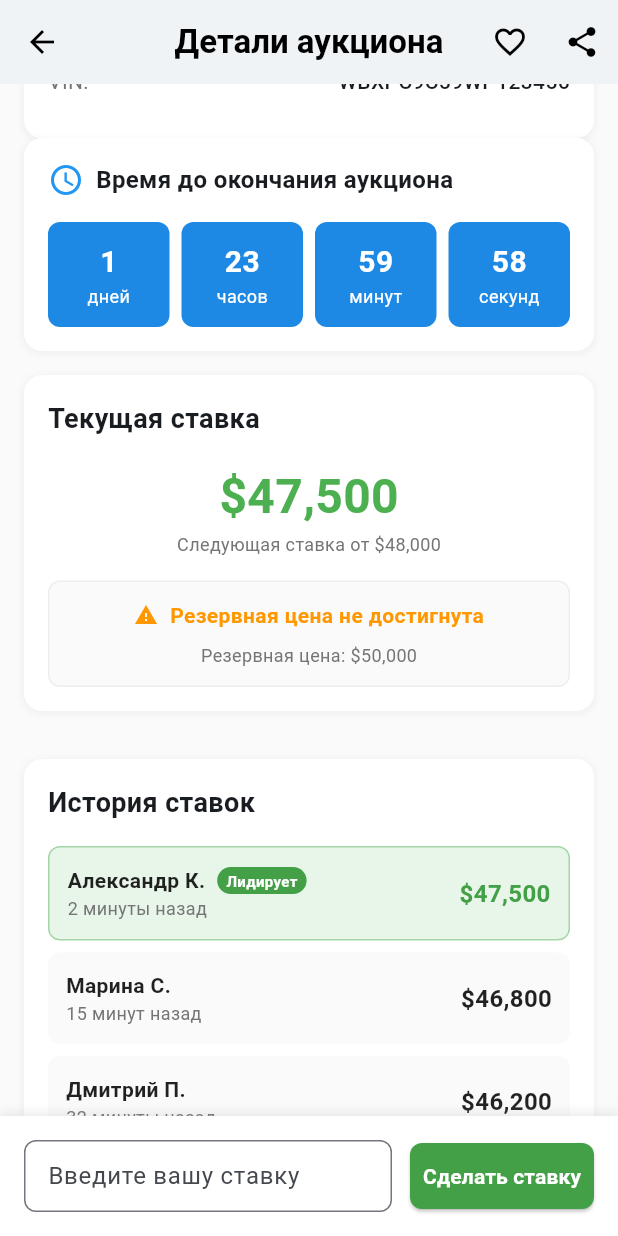
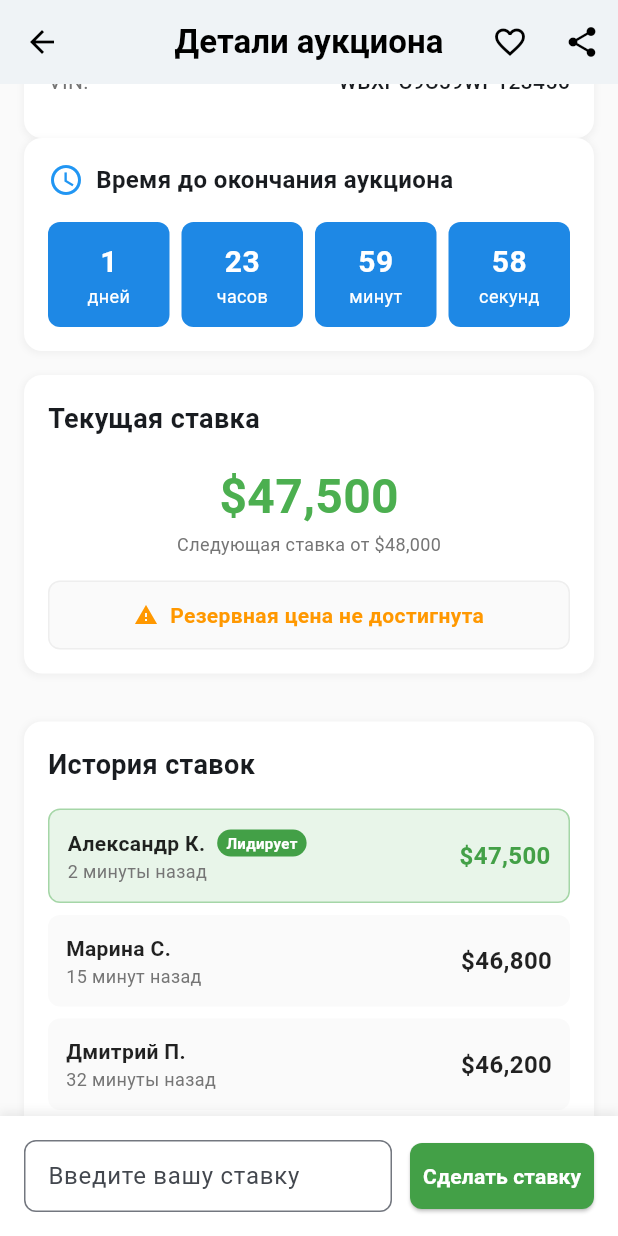
Before and after one commit to serviceapp225/ARO, a Flutter app: the AuctionDetailScreen screen opened directly with empty values, scrolled down 576 dp, on a phone screen of 412 x 824 dp. Run offline on Flutter 3.47's test engine with Material 3 defaults, Android fonts, the phone set to English and light mode, and no system bars.

Commit message:
Hide the reserve price from users when the reserve price is not met
Remove display of reserve price when `reserveMet` is false in `AuctionDetailScreen.dart` and `AuctionDetail.tsx`.

Replit-Commit-Author: Agent
Replit-Commit-Session-Id: 4946345d-ac99-4a2f-915c-6c0cb7f43d87
Replit-Commit-Screenshot-Url: https://storage.googleapis.com/screenshot-production-us-central1/d8a15fc1-aa9c-422e-afb1-9506fa80f861/e65178a3-5b76-4787-a787-54e2613a0ded.jpg

```diff
--- a/autoauction_flutter/lib/screens/auction_detail_screen.dart
+++ b/autoauction_flutter/lib/screens/auction_detail_screen.dart
@@ -489,16 +489,7 @@ class _AuctionDetailScreenState extends State<AuctionDetailScreen>
                             ),
                           ],
                         ),
-                        if (!carData['reserveMet']) ...[
-                          const SizedBox(height: 8),
-                          Text(
-                            'Резервная цена: \$${carData['reservePrice'].toString().replaceAllMapped(RegExp(r'(\d{1,3})(?=(\d{3})+(?!\d))'), (Match m) => '${m[1]},')}',
-                            style: TextStyle(
-                              color: Colors.grey[600],
-                              fontSize: 12,
-                            ),
-                          ),
-                        ],
+
                       ],
                     ) :
                     Row(
```
Also changed, not shown: 1 other file.
